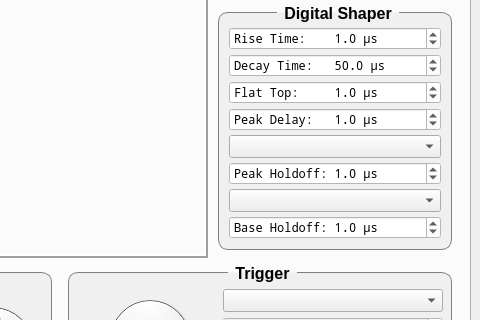
Above: design.ui from muchnoi/HPGe-Acquisition before the change; both pictures show x 660 to 1140 and y 401 to 721 of the 1140 by 891 pixel window. Below: the same form after it.
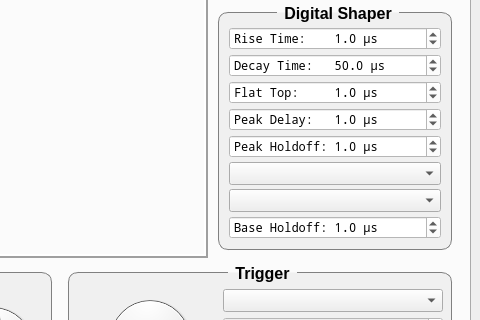
That is the form after the change. The open tabs and pages were chosen to show the change. Custom widgets are drawn as their Qt base class.

```diff
--- a/design.ui
+++ b/design.ui
@@ -1075,16 +1075,6 @@
                    </property>
                   </widget>
                  </item>
-                 <item>
-                  <widget class="QComboBox" name="PeakMean">
-                   <property name="font">
-                    <font>
-                     <family>Noto Mono</family>
-                     <pointsize>9</pointsize>
-                    </font>
-                   </property>
-                  </widget>
-                 </item>
                  <item>
                   <widget class="QDoubleSpinBox" name="PeakHoldoffSpinBox">
                    <property name="sizePolicy">
@@ -1116,6 +1106,16 @@
                    </property>
                   </widget>
                  </item>
+                 <item>
+                  <widget class="QComboBox" name="PeakMean">
+                   <property name="font">
+                    <font>
+                     <family>Noto Mono</family>
+                     <pointsize>9</pointsize>
+                    </font>
+                   </property>
+                  </widget>
+                 </item>
                  <item>
                   <widget class="QComboBox" name="BaseMean">
                    <property name="font">
```
Left out of the diff: 2 changed lines with no effect on the pictures.
